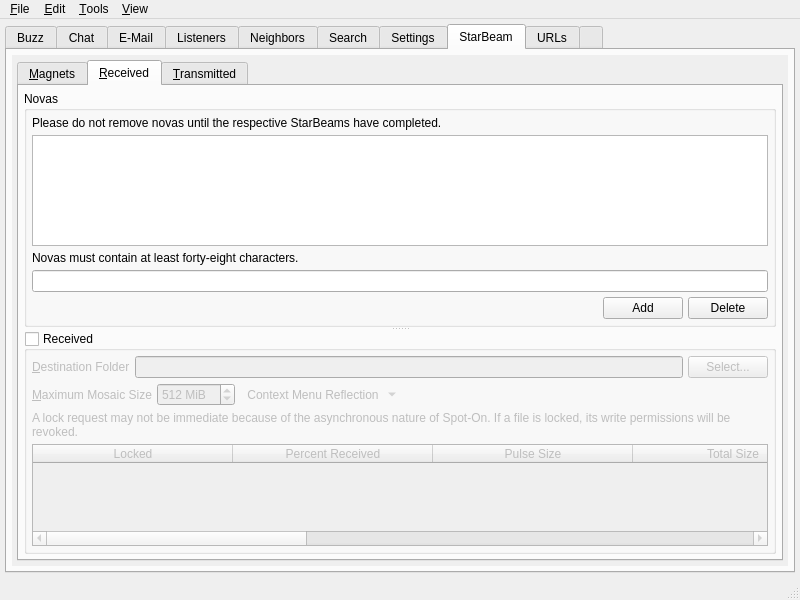
The window that branches/trunk/UI/spot-on-controlcenter.ui (textbrowser/spot-on) describes before a commit, drawn with Qt 5.
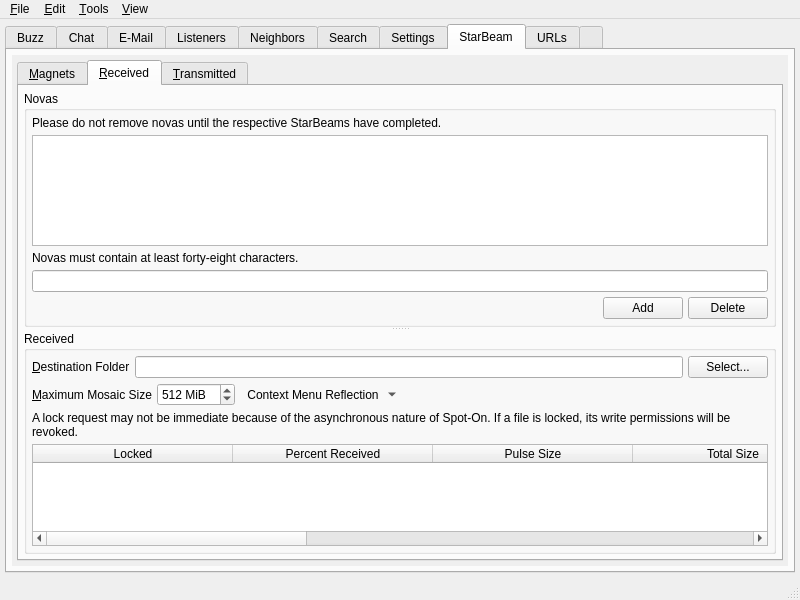
The same window after the commit. The open tabs and pages were chosen to show the change. Icons and pictures are not drawn. Custom widgets are drawn as their Qt base class.

What changed in the file:
```diff
--- a/branches/trunk/UI/spot-on-controlcenter.ui
+++ b/branches/trunk/UI/spot-on-controlcenter.ui
@@ -6945,12 +6945,6 @@
                    <property name="title">
                     <string>Received</string>
                    </property>
-                   <property name="checkable">
-                    <bool>true</bool>
-                   </property>
-                   <property name="checked">
-                    <bool>false</bool>
-                   </property>
                    <layout class="QVBoxLayout" name="verticalLayout_41">
                     <property name="spacing">
                      <number>5</number>
@@ -8690,16 +8684,16 @@
   </action>
  </widget>
  <customwidgets>
-  <customwidget>
-   <class>spoton_textbrowser</class>
-   <extends>QTextBrowser</extends>
-   <header>spot-on-textbrowser.h</header>
-  </customwidget>
   <customwidget>
    <class>spoton_textedit</class>
    <extends>QTextEdit</extends>
    <header>GUI/spot-on-textedit.h</header>
   </customwidget>
+  <customwidget>
+   <class>spoton_textbrowser</class>
+   <extends>QTextBrowser</extends>
+   <header>spot-on-textbrowser.h</header>
+  </customwidget>
   <customwidget>
    <class>spoton_tabwidget</class>
    <extends>QTabWidget</extends>
```
